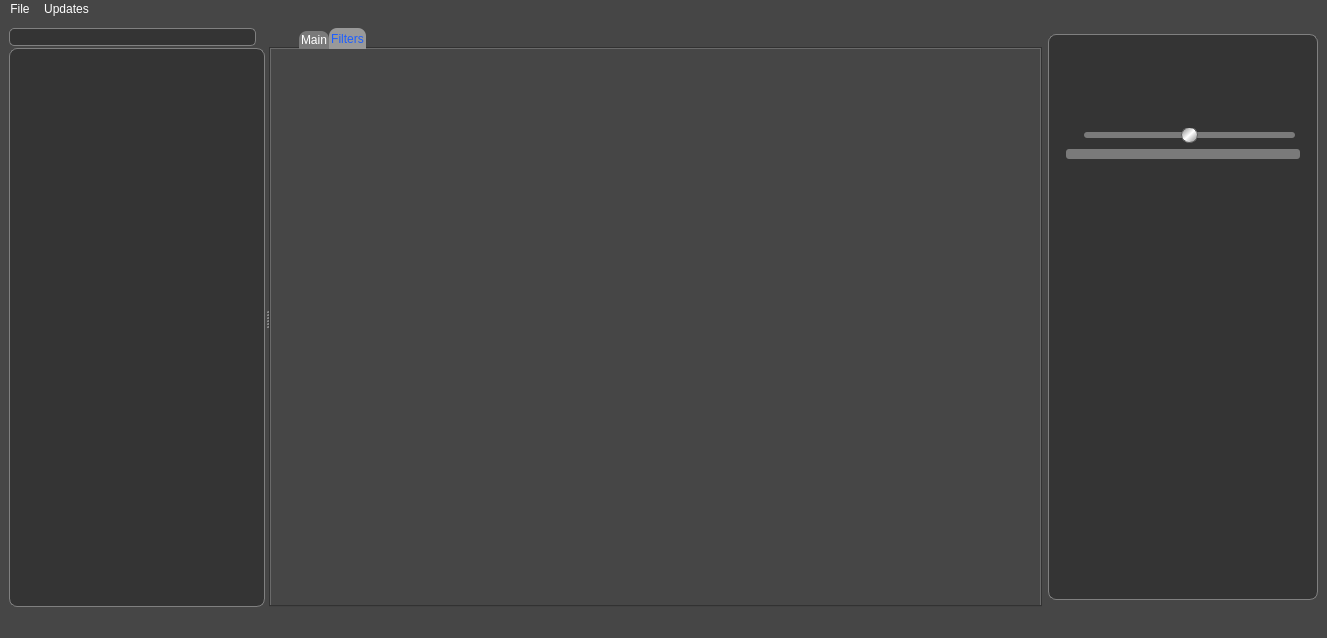
The window that main_window.ui (vbrizgamnk/Artemis) describes before a commit, drawn with Qt 5.
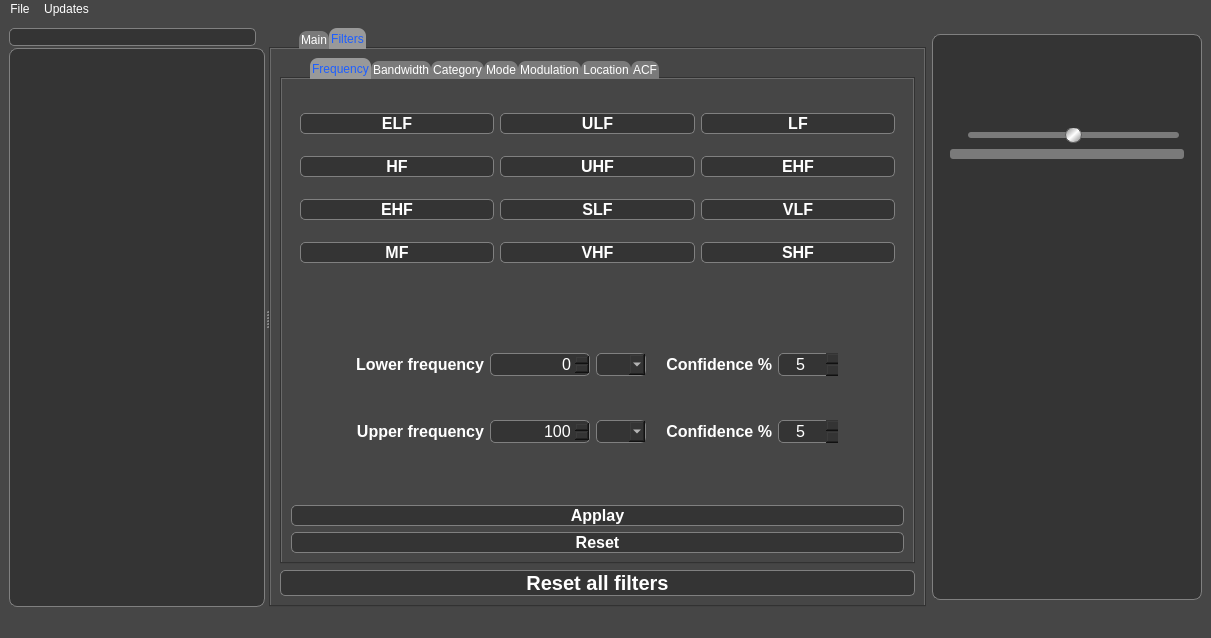
The same window after the commit. The open tabs and pages were chosen to show the change. Icons and pictures are not drawn.

Commit message: Add frequency filter layout

```diff
--- a/main_window.ui
+++ b/main_window.ui
@@ -6,7 +6,7 @@
    <rect>
     <x>0</x>
     <y>0</y>
-    <width>1327</width>
+    <width>1211</width>
     <height>638</height>
    </rect>
   </property>
@@ -1905,6 +1905,693 @@
         <attribute name="title">
          <string>Filters</string>
         </attribute>
+        <layout class="QVBoxLayout" name="verticalLayout_4">
+         <item>
+          <widget class="QTabWidget" name="tabWidget">
+           <property name="styleSheet">
+            <string notr="true">QLineEdit {
+	background-color: rgb(52,52,52);
+	color: #ffffff;
+	border: 1px solid gray;
+	border-radius: 5px;
+}
+/*
+QComboBox {
+	background-color: rgb(52,52,52);
+	color: #ffffff;
+	border: 1px solid gray;
+	border-radius: 5px;
+}
+*/
+QComboBox {
+	background-color: rgb(52,52,52);
+	color: #ffffff;
+    border: 1px solid gray;
+    border-radius: 5px;
+}
+
+QComboBox QAbstractItemView {
+    border: 1px solid gray;
+    selection-background-color: #999999;
+}
+
+QSpinBox {
+	background-color: rgb(52,52,52);
+	color: #ffffff;
+	border: 1px solid gray;
+	border-radius: 5px;
+}
+
+QPushButton {	
+	background-color: rgb(52,52,52);
+	border: 1px solid gray;
+	border-radius: 5px;
+}</string>
+           </property>
+           <property name="currentIndex">
+            <number>0</number>
+           </property>
+           <property name="movable">
+            <bool>true</bool>
+           </property>
+           <widget class="QWidget" name="tab_3">
+            <attribute name="title">
+             <string>Frequency</string>
+            </attribute>
+            <layout class="QVBoxLayout" name="verticalLayout_5">
+             <item>
+              <widget class="QWidget" name="widget_7" native="true">
+               <property name="sizePolicy">
+                <sizepolicy hsizetype="Preferred" vsizetype="Preferred">
+                 <horstretch>0</horstretch>
+                 <verstretch>0</verstretch>
+                </sizepolicy>
+               </property>
+               <property name="styleSheet">
+                <string notr="true"/>
+               </property>
+               <layout class="QGridLayout" name="gridLayout_5">
+                <item row="0" column="2">
+                 <widget class="QPushButton" name="pushButton_3">
+                  <property name="font">
+                   <font>
+                    <pointsize>12</pointsize>
+                    <weight>75</weight>
+                    <bold>true</bold>
+                   </font>
+                  </property>
+                  <property name="text">
+                   <string>LF</string>
+                  </property>
+                 </widget>
+                </item>
+                <item row="2" column="2">
+                 <widget class="QPushButton" name="pushButton_9">
+                  <property name="font">
+                   <font>
+                    <pointsize>12</pointsize>
+                    <weight>75</weight>
+                    <bold>true</bold>
+                   </font>
+                  </property>
+                  <property name="text">
+                   <string>VLF</string>
+                  </property>
+                 </widget>
+                </item>
+                <item row="1" column="2">
+                 <widget class="QPushButton" name="pushButton_6">
+                  <property name="font">
+                   <font>
+                    <pointsize>12</pointsize>
+                    <weight>75</weight>
+                    <bold>true</bold>
+                   </font>
+                  </property>
+                  <property name="text">
+                   <string>EHF</string>
+                  </property>
+                 </widget>
+                </item>
+                <item row="3" column="2">
+                 <widget class="QPushButton" name="pushButton_12">
+                  <property name="font">
+                   <font>
+                    <pointsize>12</pointsize>
+                    <weight>75</weight>
+                    <bold>true</bold>
+                   </font>
+                  </property>
+                  <property name="text">
+                   <string>SHF</string>
+                  </property>
+                 </widget>
+                </item>
+                <item row="3" column="1">
+                 <widget class="QPushButton" name="pushButton_11">
+                  <property name="font">
+                   <font>
+                    <pointsize>12</pointsize>
+                    <weight>75</weight>
+                    <bold>true</bold>
+                   </font>
+                  </property>
+                  <property name="text">
+                   <string>VHF</string>
+                  </property>
+                 </widget>
+                </item>
+                <item row="2" column="1">
+                 <widget class="QPushButton" name="pushButton_8">
+                  <property name="font">
+                   <font>
+                    <pointsize>12</pointsize>
+                    <weight>75</weight>
+                    <bold>true</bold>
+                   </font>
+                  </property>
+                  <property name="text">
+                   <string>SLF</string>
+                  </property>
+                 </widget>
+                </item>
+                <item row="1" column="1">
+                 <widget class="QPushButton" name="pushButton_5">
+                  <property name="font">
+                   <font>
+                    <pointsize>12</pointsize>
+                    <weight>75</weight>
+                    <bold>true</bold>
+                   </font>
+                  </property>
+                  <property name="text">
+                   <string>UHF</string>
+                  </property>
+                 </widget>
+                </item>
+                <item row="0" column="1">
+                 <widget class="QPushButton" name="pushButton_2">
+                  <property name="font">
+                   <font>
+                    <pointsize>12</pointsize>
+                    <weight>75</weight>
+                    <bold>true</bold>
+                   </font>
+                  </property>
+                  <property name="text">
+                   <string>ULF</string>
+                  </property>
+                 </widget>
+                </item>
+                <item row="0" column="0">
+                 <widget class="QPushButton" name="pushButton">
+                  <property name="sizePolicy">
+                   <sizepolicy hsizetype="Preferred" vsizetype="Fixed">
+                    <horstretch>0</horstretch>
+                    <verstretch>0</verstretch>
+                   </sizepolicy>
+                  </property>
+                  <property name="font">
+                   <font>
+                    <pointsize>12</pointsize>
+                    <weight>75</weight>
+                    <bold>true</bold>
+                   </font>
+                  </property>
+                  <property name="text">
+                   <string>ELF</string>
+                  </property>
+                 </widget>
+                </item>
+                <item row="1" column="0">
+                 <widget class="QPushButton" name="pushButton_4">
+                  <property name="sizePolicy">
+                   <sizepolicy hsizetype="Preferred" vsizetype="Fixed">
+                    <horstretch>0</horstretch>
+                    <verstretch>0</verstretch>
+                   </sizepolicy>
+                  </property>
+                  <property name="font">
+                   <font>
+                    <pointsize>12</pointsize>
+                    <weight>75</weight>
+                    <bold>true</bold>
+                   </font>
+                  </property>
+                  <property name="text">
+                   <string>HF</string>
+                  </property>
+                 </widget>
+                </item>
+                <item row="2" column="0">
+                 <widget class="QPushButton" name="pushButton_7">
+                  <property name="sizePolicy">
+                   <sizepolicy hsizetype="Preferred" vsizetype="Fixed">
+                    <horstretch>0</horstretch>
+                    <verstretch>0</verstretch>
+                   </sizepolicy>
+                  </property>
+                  <property name="font">
+                   <font>
+                    <pointsize>12</pointsize>
+                    <weight>75</weight>
+                    <bold>true</bold>
+                   </font>
+                  </property>
+                  <property name="text">
+                   <string>EHF</string>
+                  </property>
+                 </widget>
+                </item>
+                <item row="3" column="0">
+                 <widget class="QPushButton" name="pushButton_10">
+                  <property name="sizePolicy">
+                   <sizepolicy hsizetype="Preferred" vsizetype="Fixed">
+                    <horstretch>0</horstretch>
+                    <verstretch>0</verstretch>
+                   </sizepolicy>
+                  </property>
+                  <property name="font">
+                   <font>
+                    <pointsize>12</pointsize>
+                    <weight>75</weight>
+                    <bold>true</bold>
+                   </font>
+                  </property>
+                  <property name="text">
+                   <string>MF</string>
+                  </property>
+                 </widget>
+                </item>
+               </layout>
+              </widget>
+             </item>
+             <item>
+              <widget class="QWidget" name="widget_8" native="true">
+               <property name="sizePolicy">
+                <sizepolicy hsizetype="Preferred" vsizetype="Preferred">
+                 <horstretch>0</horstretch>
+                 <verstretch>0</verstretch>
+                </sizepolicy>
+               </property>
+               <layout class="QHBoxLayout" name="horizontalLayout_27">
+                <item>
+                 <widget class="QWidget" name="widget_9" native="true">
+                  <property name="sizePolicy">
+                   <sizepolicy hsizetype="Fixed" vsizetype="Preferred">
+                    <horstretch>0</horstretch>
+                    <verstretch>0</verstretch>
+                   </sizepolicy>
+                  </property>
+                  <layout class="QVBoxLayout" name="verticalLayout_8">
+                   <item>
+                    <layout class="QHBoxLayout" name="horizontalLayout_25">
+                     <property name="spacing">
+                      <number>6</number>
+                     </property>
+                     <property name="leftMargin">
+                      <number>0</number>
+                     </property>
+                     <item>
+                      <widget class="QLabel" name="label_2">
+                       <property name="sizePolicy">
+                        <sizepolicy hsizetype="Preferred" vsizetype="Preferred">
+                         <horstretch>0</horstretch>
+                         <verstretch>0</verstretch>
+                        </sizepolicy>
+                       </property>
+                       <property name="font">
+                        <font>
+                         <pointsize>12</pointsize>
+                         <weight>75</weight>
+                         <bold>true</bold>
+                        </font>
+                       </property>
+                       <property name="text">
+                        <string>Lower frequency</string>
+                       </property>
+                       <property name="alignment">
+                        <set>Qt::AlignRight|Qt::AlignTrailing|Qt::AlignVCenter</set>
+                       </property>
+                      </widget>
+                     </item>
+                     <item>
+                      <widget class="QSpinBox" name="spinBox">
+                       <property name="sizePolicy">
+                        <sizepolicy hsizetype="Preferred" vsizetype="Fixed">
+                         <horstretch>0</horstretch>
+                         <verstretch>0</verstretch>
+                        </sizepolicy>
+                       </property>
+                       <property name="minimumSize">
+                        <size>
+                         <width>100</width>
+                         <height>0</height>
+                        </size>
+                       </property>
+                       <property name="maximumSize">
+                        <size>
+                         <width>100</width>
+                         <height>16777215</height>
+                        </size>
+                       </property>
+                       <property name="font">
+                        <font>
+                         <pointsize>12</pointsize>
+                        </font>
+                       </property>
+                       <property name="alignment">
+                        <set>Qt::AlignRight|Qt::AlignTrailing|Qt::AlignVCenter</set>
+                       </property>
+                       <property name="maximum">
+                        <number>1000000000</number>
+                       </property>
+                      </widget>
+                     </item>
+                     <item>
+                      <widget class="QComboBox" name="lower_freq_filter_unit">
+                       <property name="sizePolicy">
+                        <sizepolicy hsizetype="Preferred" vsizetype="Fixed">
+                         <horstretch>0</horstretch>
+                         <verstretch>0</verstretch>
+                        </sizepolicy>
+                       </property>
+                       <property name="maximumSize">
+                        <size>
+                         <width>50</width>
+                         <height>16777215</height>
+                        </size>
+                       </property>
+                       <property name="font">
+                        <font>
+                         <pointsize>12</pointsize>
+                         <weight>75</weight>
+                         <bold>true</bold>
+                        </font>
+                       </property>
+                       <property name="maxCount">
+                        <number>4</number>
+                       </property>
+                       <property name="duplicatesEnabled">
+                        <bool>false</bool>
+                       </property>
+                       <property name="modelColumn">
+                        <number>0</number>
+                       </property>
+                      </widget>
+                     </item>
+                     <item>
+                      <widget class="QLabel" name="label_12">
+                       <property name="sizePolicy">
+                        <sizepolicy hsizetype="Minimum" vsizetype="Preferred">
+                         <horstretch>0</horstretch>
+                         <verstretch>0</verstretch>
+                        </sizepolicy>
+                       </property>
+                       <property name="font">
+                        <font>
+                         <pointsize>12</pointsize>
+                         <weight>75</weight>
+                         <bold>true</bold>
+                        </font>
+                       </property>
+                       <property name="text">
+                        <string>   Confidence %</string>
+                       </property>
+                       <property name="alignment">
+                        <set>Qt::AlignRight|Qt::AlignTrailing|Qt::AlignVCenter</set>
+                       </property>
+                      </widget>
+                     </item>
+                     <item>
+                      <widget class="QSpinBox" name="lower_freq_confidence">
+                       <property name="sizePolicy">
+                        <sizepolicy hsizetype="Preferred" vsizetype="Fixed">
+                         <horstretch>0</horstretch>
+                         <verstretch>0</verstretch>
+                        </sizepolicy>
+                       </property>
+                       <property name="minimumSize">
+                        <size>
+                         <width>60</width>
+                         <height>0</height>
+                        </size>
+                       </property>
+                       <property name="maximumSize">
+                        <size>
+                         <width>50</width>
+                         <height>16777215</height>
+                        </size>
+                       </property>
+                       <property name="font">
+                        <font>
+                         <pointsize>12</pointsize>
+                        </font>
+                       </property>
+                       <property name="frame">
+                        <bool>false</bool>
+                       </property>
+                       <property name="alignment">
+                        <set>Qt::AlignCenter</set>
+                       </property>
+                       <property name="buttonSymbols">
+                        <enum>QAbstractSpinBox::UpDownArrows</enum>
+                       </property>
+                       <property name="specialValueText">
+                        <string/>
+                       </property>
+                       <property name="maximum">
+                        <number>100</number>
+                       </property>
+                       <property name="value">
+                        <number>5</number>
+                       </property>
+                      </widget>
+                     </item>
+                    </layout>
+                   </item>
+                   <item>
+                    <layout class="QHBoxLayout" name="horizontalLayout_26">
+                     <item>
+                      <widget class="QLabel" name="label_10">
+                       <property name="sizePolicy">
+                        <sizepolicy hsizetype="Preferred" vsizetype="Preferred">
+                         <horstretch>0</horstretch>
+                         <verstretch>0</verstretch>
+                        </sizepolicy>
+                       </property>
+                       <property name="font">
+                        <font>
+                         <pointsize>12</pointsize>
+                         <weight>75</weight>
+                         <bold>true</bold>
+                        </font>
+                       </property>
+                       <property name="text">
+                        <string>Upper frequency</string>
+                       </property>
+                       <property name="alignment">
+                        <set>Qt::AlignRight|Qt::AlignTrailing|Qt::AlignVCenter</set>
+                       </property>
+                      </widget>
+                     </item>
+                     <item>
+                      <widget class="QSpinBox" name="spinBox_2">
+                       <property name="sizePolicy">
+                        <sizepolicy hsizetype="Preferred" vsizetype="Fixed">
+                         <horstretch>0</horstretch>
+                         <verstretch>0</verstretch>
+                        </sizepolicy>
+                       </property>
+                       <property name="minimumSize">
+                        <size>
+                         <width>100</width>
+                         <height>0</height>
+                        </size>
+                       </property>
+                       <property name="maximumSize">
+                        <size>
+                         <width>100</width>
+                         <height>16777215</height>
+                        </size>
+                       </property>
+                       <property name="font">
+                        <font>
+                         <pointsize>12</pointsize>
+                        </font>
+                       </property>
+                       <property name="alignment">
+                        <set>Qt::AlignRight|Qt::AlignTrailing|Qt::AlignVCenter</set>
+                       </property>
+                       <property name="maximum">
+                        <number>1000000000</number>
+                       </property>
+                       <property name="value">
+                        <number>100</number>
+                       </property>
+                      </widget>
+                     </item>
+                     <item>
+                      <widget class="QComboBox" name="upper_freq_filter_unit">
+                       <property name="sizePolicy">
+                        <sizepolicy hsizetype="Preferred" vsizetype="Fixed">
+                         <horstretch>0</horstretch>
+                         <verstretch>0</verstretch>
+                        </sizepolicy>
+                       </property>
+                       <property name="maximumSize">
+                        <size>
+                         <width>50</width>
+                         <height>16777215</height>
+                        </size>
+                       </property>
+                       <property name="font">
+                        <font>
+                         <pointsize>12</pointsize>
+                         <weight>75</weight>
+                         <bold>true</bold>
+                        </font>
+                       </property>
+                      </widget>
+                     </item>
+                     <item>
+                      <widget class="QLabel" name="label_13">
+                       <property name="sizePolicy">
+                        <sizepolicy hsizetype="Minimum" vsizetype="Preferred">
+                         <horstretch>0</horstretch>
+                         <verstretch>0</verstretch>
+                        </sizepolicy>
+                       </property>
+                       <property name="font">
+                        <font>
+                         <pointsize>12</pointsize>
+                         <weight>75</weight>
+                         <bold>true</bold>
+                        </font>
+                       </property>
+                       <property name="text">
+                        <string>   Confidence %</string>
+                       </property>
+                       <property name="alignment">
+                        <set>Qt::AlignRight|Qt::AlignTrailing|Qt::AlignVCenter</set>
+                       </property>
+                      </widget>
+                     </item>
+                     <item>
+                      <widget class="QSpinBox" name="upper_freq_confidence">
+                       <property name="sizePolicy">
+                        <sizepolicy hsizetype="Preferred" vsizetype="Fixed">
+                         <horstretch>0</horstretch>
+                         <verstretch>0</verstretch>
+                        </sizepolicy>
+                       </property>
+                       <property name="minimumSize">
+                        <size>
+                         <width>60</width>
+                         <height>0</height>
+                        </size>
+                       </property>
+                       <property name="maximumSize">
+                        <size>
+                         <width>50</width>
+                         <height>16777215</height>
+                        </size>
+                       </property>
+                       <property name="font">
+                        <font>
+                         <pointsize>12</pointsize>
+                        </font>
+                       </property>
+                       <property name="frame">
+                        <bool>false</bool>
+                       </property>
+                       <property name="alignment">
+                        <set>Qt::AlignCenter</set>
+                       </property>
+                       <property name="buttonSymbols">
+                        <enum>QAbstractSpinBox::UpDownArrows</enum>
+                       </property>
+                       <property name="specialValueText">
+                        <string/>
+                       </property>
+                       <property name="maximum">
+                        <number>100</number>
+                       </property>
+                       <property name="value">
+                        <number>5</number>
+                       </property>
+                      </widget>
+                     </item>
+                    </layout>
+                   </item>
+                  </layout>
+                 </widget>
+                </item>
+               </layout>
+              </widget>
+             </item>
+             <item>
+              <widget class="QPushButton" name="pushButton_2">
+               <property name="font">
+                <font>
+                 <pointsize>12</pointsize>
+                 <weight>75</weight>
+                 <bold>true</bold>
+                </font>
+               </property>
+               <property name="text">
+                <string>Applay</string>
+               </property>
+              </widget>
+             </item>
+             <item>
+              <widget class="QPushButton" name="pushButton">
+               <property name="font">
+                <font>
+                 <pointsize>12</pointsize>
+                 <weight>75</weight>
+                 <bold>true</bold>
+                </font>
+               </property>
+               <property name="text">
+                <string>Reset</string>
+               </property>
+              </widget>
+             </item>
+            </layout>
+           </widget>
+           <widget class="QWidget" name="tab_4">
+            <attribute name="title">
+             <string>Bandwidth</string>
+            </attribute>
+           </widget>
+           <widget class="QWidget" name="tab_5">
+            <attribute name="title">
+             <string>Category</string>
+            </attribute>
+           </widget>
+           <widget class="QWidget" name="tab_6">
+            <attribute name="title">
+             <string>Mode</string>
+            </attribute>
+           </widget>
+           <widget class="QWidget" name="tab_7">
+            <attribute name="title">
+             <string>Modulation</string>
+            </attribute>
+           </widget>
+           <widget class="QWidget" name="tab_8">
+            <attribute name="title">
+             <string>Location</string>
+            </attribute>
+           </widget>
+           <widget class="QWidget" name="tab_9">
+            <attribute name="title">
+             <string>ACF</string>
+            </attribute>
+           </widget>
+          </widget>
+         </item>
+         <item>
+          <widget class="QPushButton" name="reset_filters_btn">
+           <property name="font">
+            <font>
+             <pointsize>15</pointsize>
+             <weight>75</weight>
+             <bold>true</bold>
+            </font>
+           </property>
+           <property name="styleSheet">
+            <string notr="true">background-color: rgb(52,52,52);
+border: 1px solid gray;
+border-radius: 5px;</string>
+           </property>
+           <property name="text">
+            <string>Reset all filters</string>
+           </property>
+          </widget>
+         </item>
+        </layout>
        </widget>
       </widget>
      </widget>
@@ -2188,7 +2875,7 @@
     <rect>
      <x>0</x>
      <y>0</y>
-     <width>1327</width>
+     <width>1211</width>
      <height>21</height>
     </rect>
    </property>
```
Left out of the diff: 2 changed lines with no effect on the pictures. The commit also changes 2 other files.
